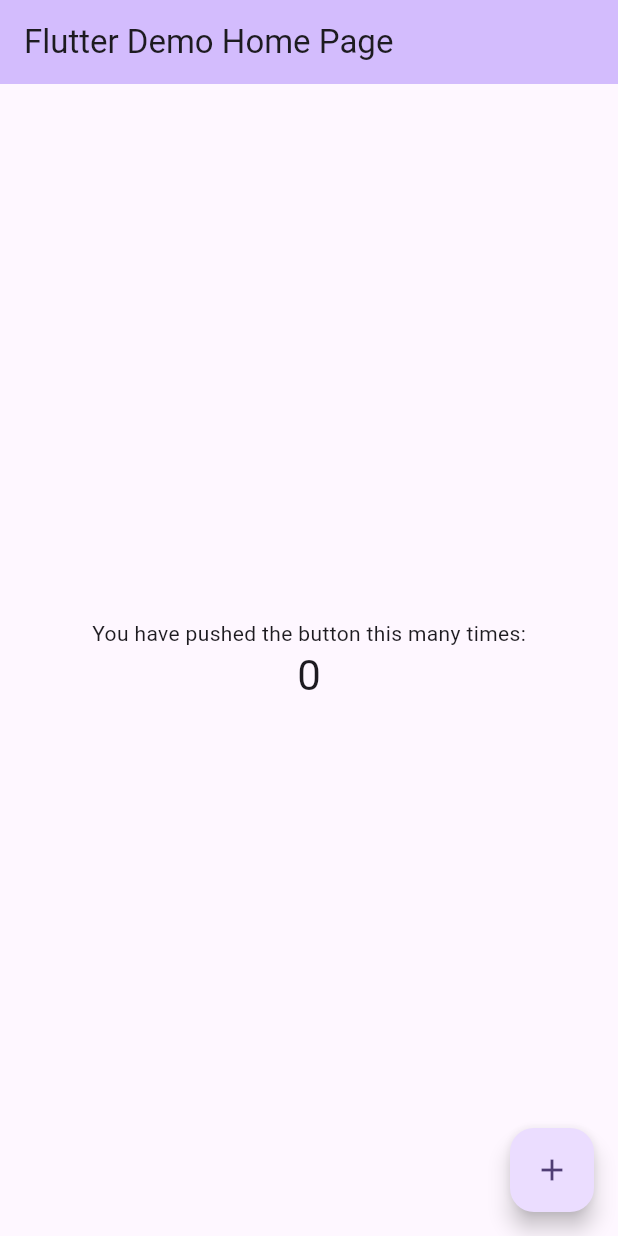
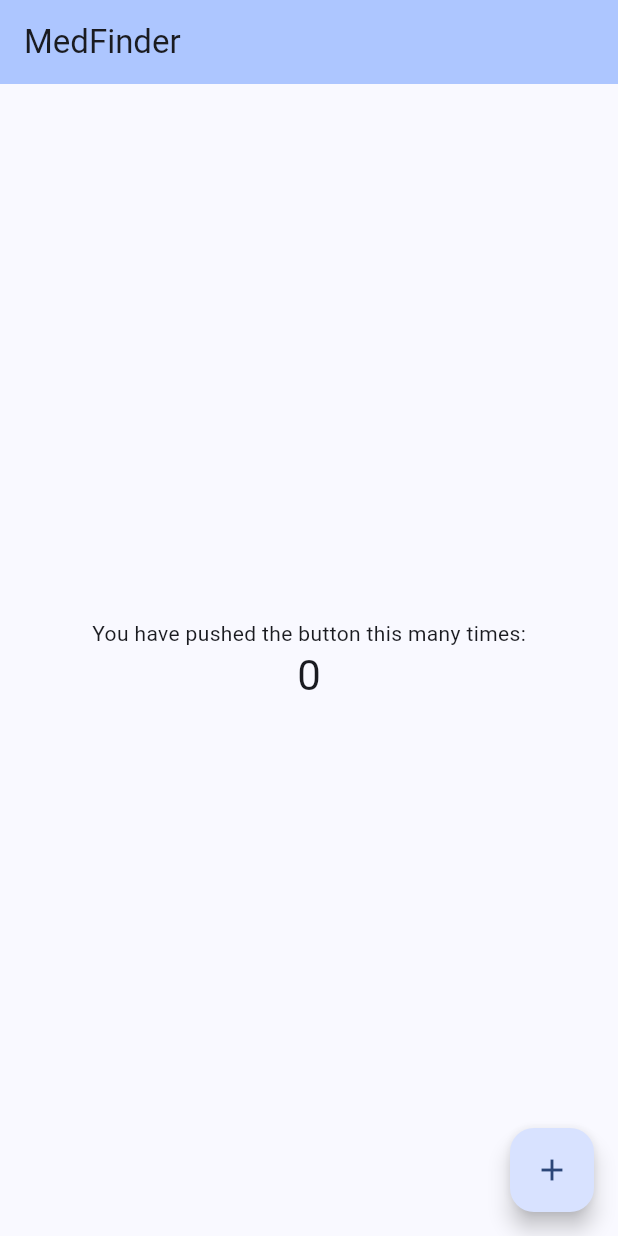
Before and after one commit to pedrolyraa/medfinderflutter, a Flutter app: the screen it shows after launch, on a phone screen of 412 x 824 dp. Run offline on Flutter 3.47's test engine with Material 2 defaults, Android fonts, the phone set to English and light mode, and no system bars.

Commit message:
Medfinder 0.1 inicio

```diff
--- a/lib/main.dart
+++ b/lib/main.dart
@@ -11,7 +11,7 @@ class MyApp extends StatelessWidget {
   @override
   Widget build(BuildContext context) {
     return MaterialApp(
-      title: 'Flutter Demo',
+      title: 'MedFinder',
       theme: ThemeData(
         // This is the theme of your application.
         //
@@ -28,10 +28,10 @@ class MyApp extends StatelessWidget {
         //
         // This works for code too, not just values: Most code changes can be
         // tested with just a hot reload.
-        colorScheme: ColorScheme.fromSeed(seedColor: Colors.deepPurple),
+        colorScheme: ColorScheme.fromSeed(seedColor: Colors.blueAccent),
         useMaterial3: true,
       ),
-      home: const MyHomePage(title: 'Flutter Demo Home Page'),
+      home: const MyHomePage(title: 'MedFinder'),
     );
   }
 }
```
